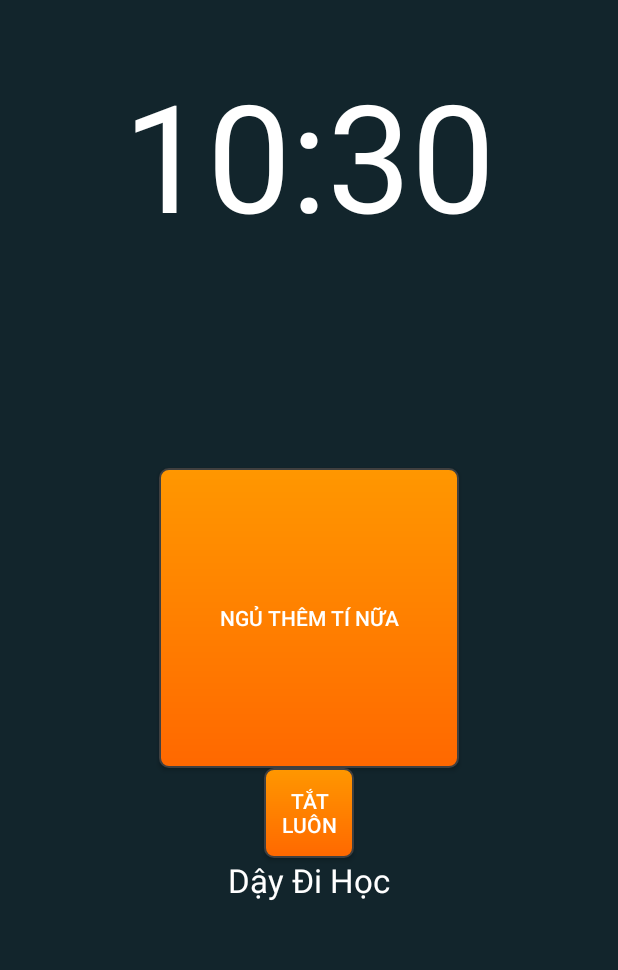
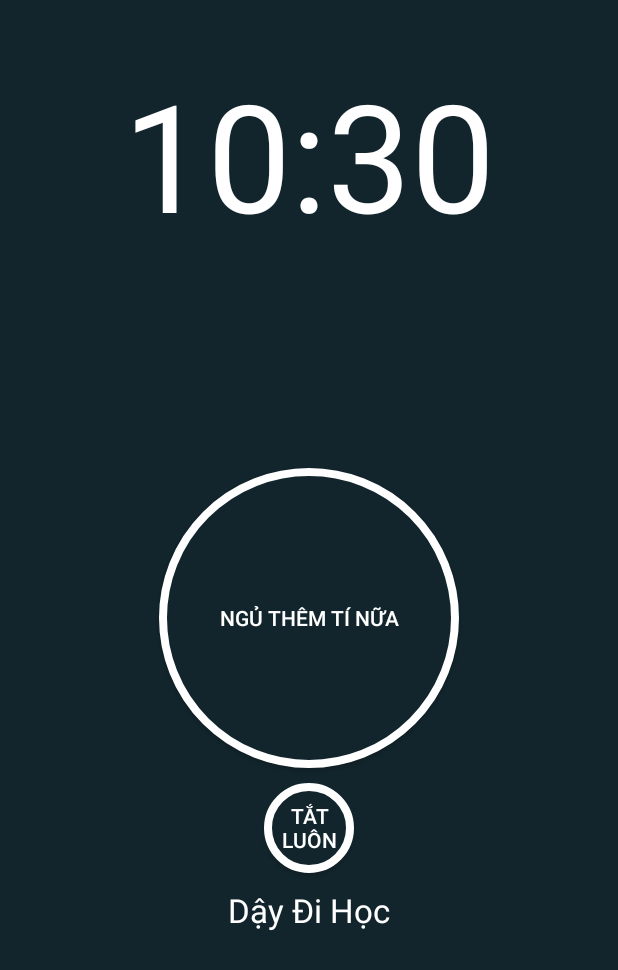
Before and after one commit to tesha3213/appalarm, an Android app: the ShowAlarmActivity screen opened directly, with no data from a screen before it, on a phone screen of 412 x 824 dp. Shown: the top 970 px of the screen. Run offline under Robolectric (Android 15) with nearby library versions, the light colour scheme and no system bars; 2 statements that could not run were skipped.

Commit message:
Add intent and fix round button white

```diff
--- a/app/src/main/java/com/example/dande/alarm/AlarmFragment.java
+++ b/app/src/main/java/com/example/dande/alarm/AlarmFragment.java
@@ -1,5 +1,6 @@
 package com.example.dande.alarm;
 
+import android.content.Intent;
 import android.os.Handler;
 import android.support.annotation.Nullable;
 import android.support.v7.app.AppCompatActivity;
@@ -64,6 +65,8 @@
             @Override
             public void onClick(View view) {
                 //Khi click vào nút add thì start cái AddAlarmActivty ở đây
+                Intent intent = new Intent(getActivity(), AddAlarmActivity.class);
+                startActivity(intent);
 
             }
         });
--- a/app/src/main/res/drawable/round_button_white.xml
+++ b/app/src/main/res/drawable/round_button_white.xml
@@ -1,5 +1,10 @@
-<shape xmlns:android="http://schemas.android.com/apk/res/android" android:shape="rectangle">
-    <stroke android:width="1dp" android:color="#FF404040" />
-    <corners android:radius="6dp" />
-    <gradient android:startColor="#FF6800" android:centerColor="#FF8000" android:endColor="#FF9700" android:angle="90" />
-</shape>
+<?xml version="1.0" encoding="utf-8"?>
+<selector xmlns:android="http://schemas.android.com/apk/res/android">
+    <item>
+        <shape android:shape="oval">
+            <stroke android:color="#FFFFFF" android:width="5dp" />
+            <solid android:color="#12252C"/>
+            <size android:width="150dp" android:height="150dp"/>
+        </shape>
+    </item>
+</selector>
--- a/app/src/main/res/layout/activity_show_alarm.xml
+++ b/app/src/main/res/layout/activity_show_alarm.xml
@@ -23,6 +23,7 @@
         android:layout_centerHorizontal="true"
         android:background="@drawable/round_button_white"
         android:padding="5dp"
+        android:layout_marginTop="10dp"
         android:text="Tắt Luôn"
         android:textColor="#ffffff" />
 
@@ -32,6 +33,7 @@
         android:layout_height="wrap_content"
         android:layout_below="@+id/btnStop"
         android:layout_centerHorizontal="true"
+        android:layout_marginTop="10dp"
         android:text="Dậy Đi Học"
         android:textAppearance="?android:attr/textAppearanceLarge"
         android:textColor="#ffffff" />
```
